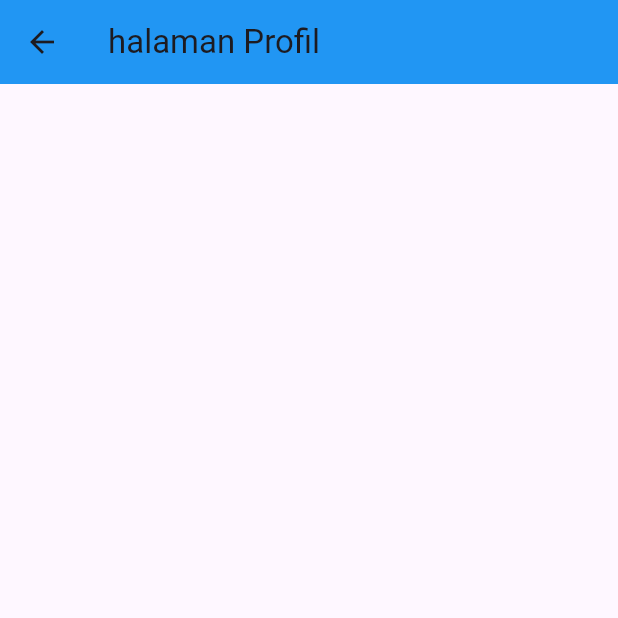
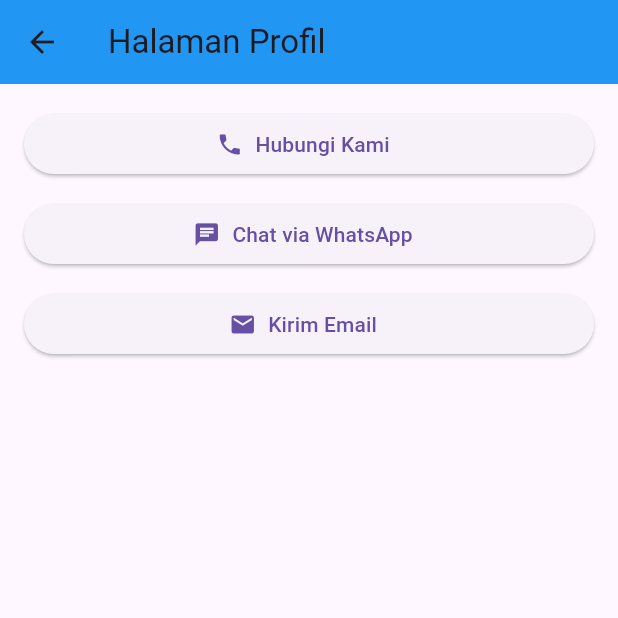
Before and after one commit to ahmadkhoirulanam/InputForm-AlertDialog, a Flutter app: the Halaman_Profil screen opened directly, on a phone screen of 412 x 824 dp, the top half of it. Run offline on Flutter 3.47's test engine with Material 3 defaults, Android fonts, the phone set to English and light mode, and no system bars; our stand-ins replace shared_preferences; missing offline and left inert: floating_navbar; accounts and stored records are empty.

```diff
--- a/lib/profil.dart
+++ b/lib/profil.dart
@@ -1,14 +1,72 @@
 import 'package:flutter/material.dart';
+import 'package:url_launcher/url_launcher.dart';
 
 class Halaman_Profil extends StatelessWidget {
   const Halaman_Profil({super.key});
+
+  Future<void> _launchUrl(Uri uri) async {
+    if (!await launchUrl(
+      uri,
+      mode: LaunchMode.externalApplication,
+    )) {
+      throw 'Tidak dapat membuka ${uri.toString()}';
+    }
+  }
 
   @override
   Widget build(BuildContext context) {
     return Scaffold(
       appBar: AppBar(
-        title: Text("halaman Profil"),
+        title: const Text("Halaman Profil"),
         backgroundColor: Colors.blue,
+      ),
+      body: Padding(
+        padding: const EdgeInsets.all(16),
+        child: Column(
+          crossAxisAlignment: CrossAxisAlignment.stretch,
+          children: [
+
+            // TELEPON
+            ElevatedButton.icon(
+              icon: const Icon(Icons.phone),
+              label: const Text("Hubungi Kami"),
+              onPressed: () {
+                _launchUrl(Uri.parse("tel:081234567890"));
+              },
+            ),
+
+            const SizedBox(height: 12),
+
+            // WHATSAPP
+            ElevatedButton.icon(
+              icon: const Icon(Icons.chat),
+              label: const Text("Chat via WhatsApp"),
+              onPressed: () {
+                _launchUrl(Uri.parse("https://wa.me/6281234567890"));
+              },
+            ),
+
+            const SizedBox(height: 12),
+
+            // EMAIL
+            ElevatedButton.icon(
+              icon: const Icon(Icons.email),
+              label: const Text("Kirim Email"),
+              onPressed: () {
+                _launchUrl(
+                  Uri(
+                    scheme: 'mailto',
+                    path: 'contoh@email.com',
+                    queryParameters: {
+                      'subject': 'Halo',
+                      'body': 'Ini pesan dari aplikasi Flutter',
+                    },
+                  ),
+                );
+              },
+            ),
+          ],
+        ),
       ),
     );
   }
--- a/pubspec.yaml
+++ b/pubspec.yaml
@@ -36,6 +36,7 @@ dependencies:
   cupertino_icons: ^1.0.8
   shared_preferences: ^2.5.3
   floating_navbar: ^3.0.0
+  url_launcher: ^6.3.2
 
 
 
```
Also changed, not shown: pubspec.lock, 6 other files.
